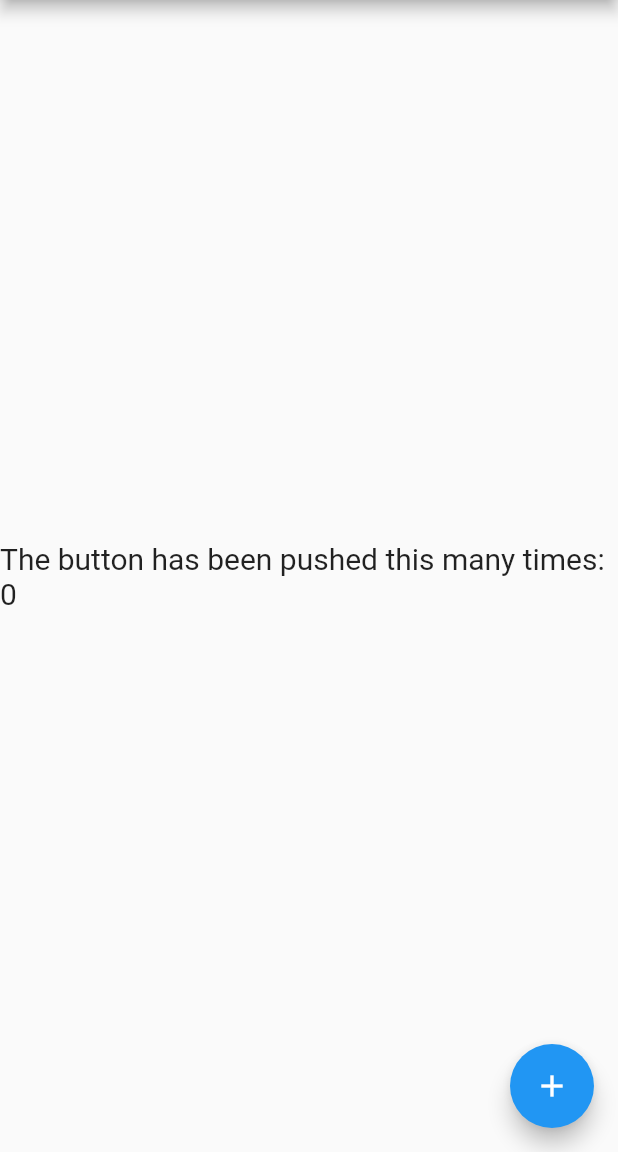
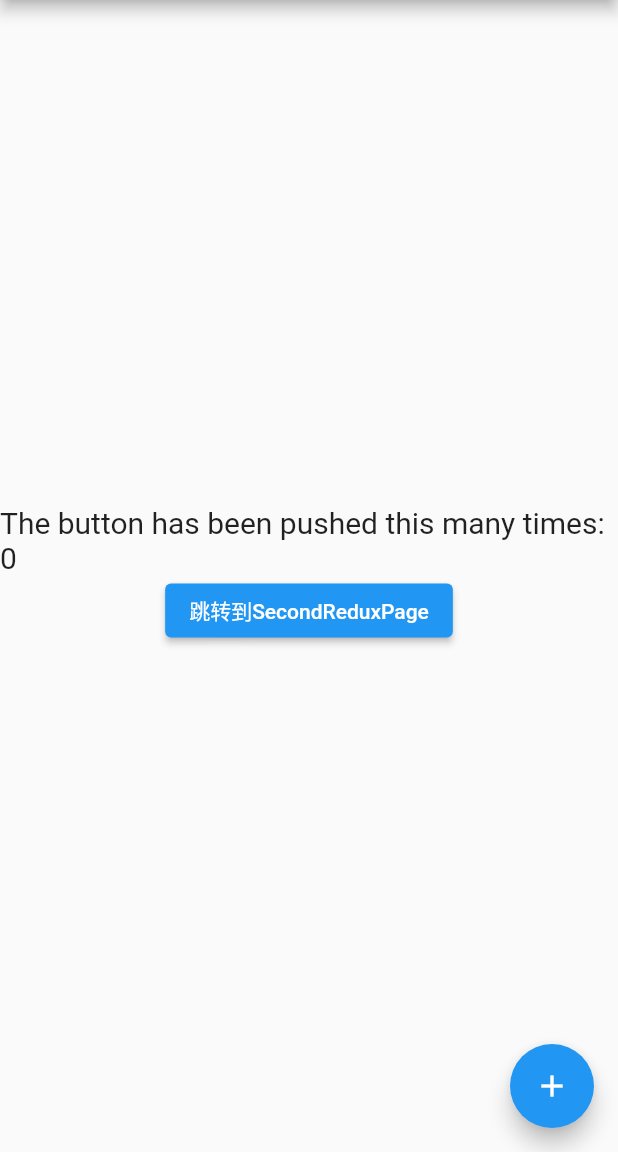
Before and after one commit to Huawei-yuan/fluttermodule, a Flutter app: the screen it shows after launch, on a phone screen of 412 x 824 dp, the part 84-1236 px from its top. Run offline on Flutter 3.47's test engine with Material 2 defaults, Android fonts, the phone set to English and light mode, and no system bars; our stand-ins replace dio, flutter_redux, get, redux.

Commit message:
增加Flutter_redux 共用Provider

```diff
--- a/lib/redux/ReduxExample.dart
+++ b/lib/redux/ReduxExample.dart
@@ -3,6 +3,8 @@
 import 'package:flutter/material.dart';
 import 'package:flutter_redux/flutter_redux.dart';
 import 'package:redux/redux.dart';
+
+import 'SecondReduxPage.dart';
 
 enum Actions {
   increament, //加
@@ -42,6 +44,9 @@ class FlutterReduxApp extends StatelessWidget {
       store: store,
       child: MaterialApp(
         title: title,
+        routes: {
+          '/secondReduxPage': (context) => SecondReduxPage(),
+        },
         home: Scaffold(
           appBar: AppBar(
             title: Text(title),
@@ -64,13 +69,18 @@ class FlutterReduxApp extends StatelessWidget {
                 // the Widget will be automatically rebuilt with the latest
                 // count. No need to manually manage subscriptions or Streams!
                 StoreConnector<int, String>(
-                    builder: (builder, count) =>
-                        Text(
+                    builder: (builder, count) => Text(
                           'The button has been pushed this many times: $count',
                           style: const TextStyle(fontSize: 20),
                         ),
-                    converter: (store) => store.state.toString()
-                ),
+                    converter: (store) => store.state.toString()),
+                Builder(builder: (builderContext) {
+                  return ElevatedButton(
+                    onPressed: () =>
+                        Navigator.of(builderContext).pushNamed('/secondReduxPage'),
+                    child: const Text("跳转到SecondReduxPage"),
+                  );
+                })
               ],
             ),
           ),
@@ -82,7 +92,8 @@ class FlutterReduxApp extends StatelessWidget {
           floatingActionButton: StoreConnector<int, VoidCallback>(
             converter: (store) {
               return () {
-                print("floatingActionButton converter store.state = ${store.state}");
+                print(
+                    "floatingActionButton converter store.state = ${store.state}");
                 if (store.state >= 10) {
                   store.dispatch(Actions.decreament);
                 } else {
@@ -91,7 +102,7 @@ class FlutterReduxApp extends StatelessWidget {
               };
             },
             builder: (context, callback) => FloatingActionButton(
-                onPressed: callback,
+              onPressed: callback,
               tooltip: 'Increment',
               child: const Icon(Icons.add),
             ),
@@ -100,5 +111,4 @@ class FlutterReduxApp extends StatelessWidget {
       ),
     );
   }
-
 }
```
Also changed, not shown: lib/redux/SecondReduxPage.dart (added, +30 -0 lines).
